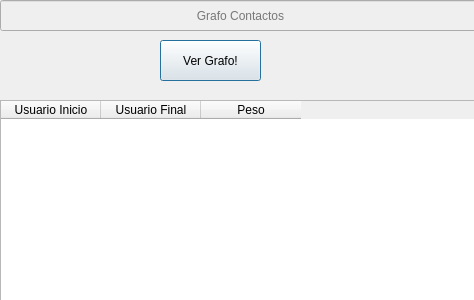
radavach/Echauri-Trabajillo, file grafodialog.ui: the form before one commit.
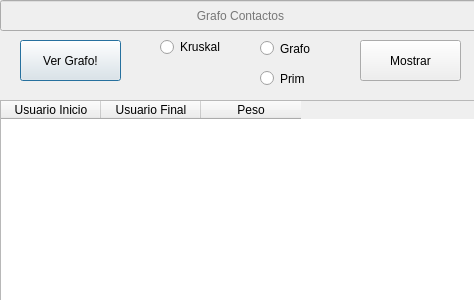
The form after the commit.

Commit message: ahora con prim y kruskal

Diff of the .ui file:
```diff
--- a/grafodialog.ui
+++ b/grafodialog.ui
@@ -35,7 +35,7 @@
   <widget class="QPushButton" name="visualizarPushButton">
    <property name="geometry">
     <rect>
-     <x>160</x>
+     <x>20</x>
      <y>40</y>
      <width>101</width>
      <height>41</height>
@@ -70,6 +70,58 @@
     </property>
    </column>
   </widget>
+  <widget class="QPushButton" name="btnMostrar">
+   <property name="geometry">
+    <rect>
+     <x>360</x>
+     <y>40</y>
+     <width>101</width>
+     <height>41</height>
+    </rect>
+   </property>
+   <property name="text">
+    <string>Mostrar</string>
+   </property>
+  </widget>
+  <widget class="QRadioButton" name="rbtnPrim">
+   <property name="geometry">
+    <rect>
+     <x>260</x>
+     <y>70</y>
+     <width>82</width>
+     <height>17</height>
+    </rect>
+   </property>
+   <property name="text">
+    <string>Prim</string>
+   </property>
+  </widget>
+  <widget class="QRadioButton" name="rbtnGrafo">
+   <property name="geometry">
+    <rect>
+     <x>260</x>
+     <y>40</y>
+     <width>82</width>
+     <height>17</height>
+    </rect>
+   </property>
+   <property name="text">
+    <string>Grafo</string>
+   </property>
+  </widget>
+  <widget class="QRadioButton" name="rbtnKruskal">
+   <property name="geometry">
+    <rect>
+     <x>160</x>
+     <y>37</y>
+     <width>82</width>
+     <height>20</height>
+    </rect>
+   </property>
+   <property name="text">
+    <string>Kruskal</string>
+   </property>
+  </widget>
  </widget>
  <resources/>
  <connections/>
```
The commit also changes 12 other files.
